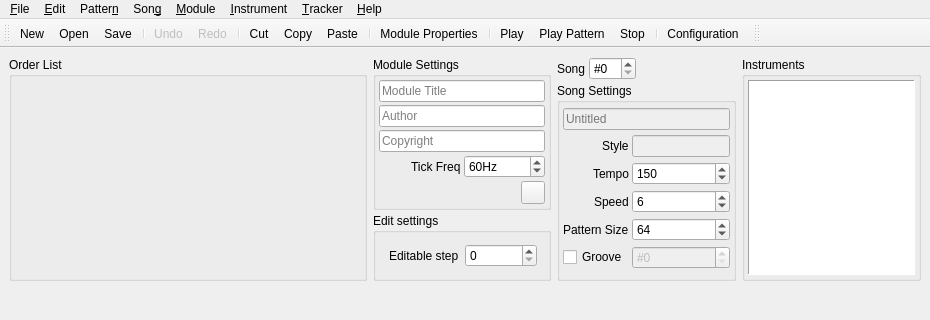
Before: the Qt Designer form BambooTracker/gui/mainwindow.ui in BambooTracker/BambooTracker, drawn with Qt 5; both pictures show x 0 to 930 and y 0 to 320 of the 930 by 780 pixel window.
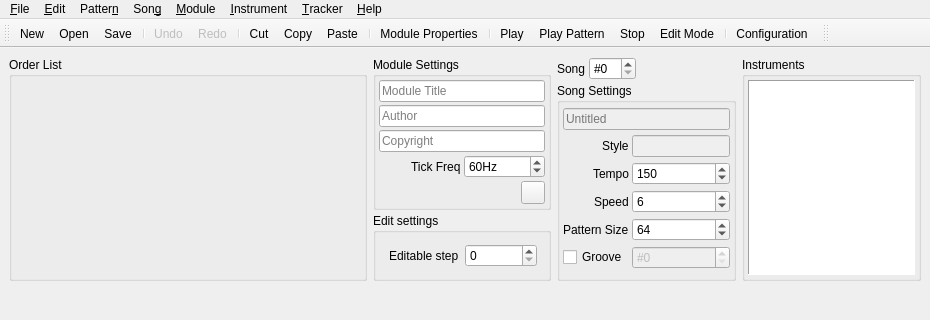
After: the same form once the commit is applied. Icons and pictures are not drawn. Custom widgets are drawn as their Qt base class.

Commit message: Add edit/jam button in tool bar

```diff
--- a/BambooTracker/gui/mainwindow.ui
+++ b/BambooTracker/gui/mainwindow.ui
@@ -608,6 +608,7 @@
    <addaction name="actionPlay"/>
    <addaction name="actionPlay_Pattern"/>
    <addaction name="actionStop"/>
+   <addaction name="actionEdit_Mode"/>
    <addaction name="separator"/>
    <addaction name="actionConfiguration"/>
   </widget>
```
Left out of the diff: 4 changed lines with no effect on the pictures. The commit also changes 3 other files.
